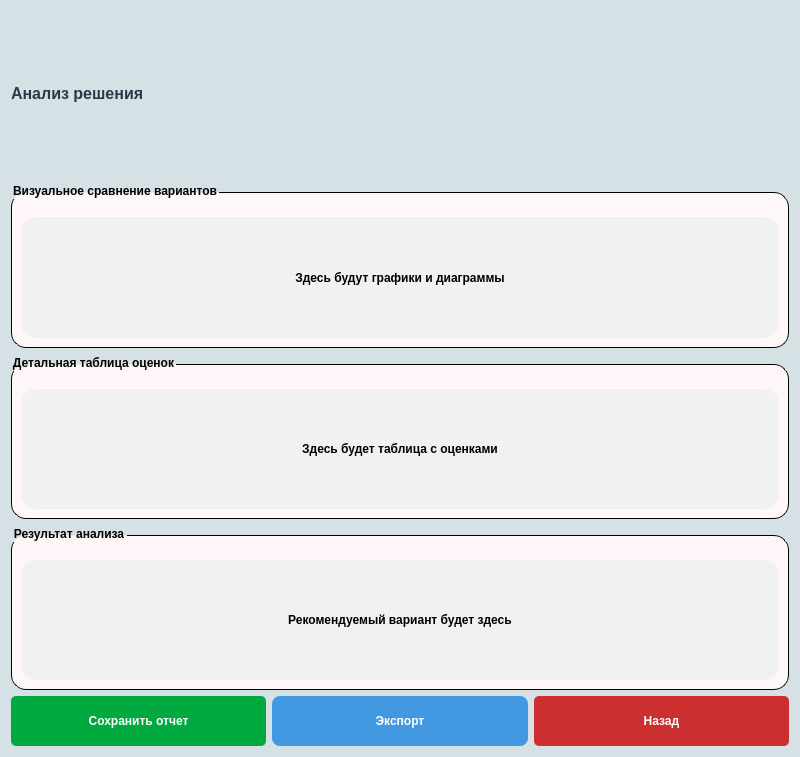
Old version of the form ui/analysis_window.ui in the repository 27Kokos/testPythonIS.
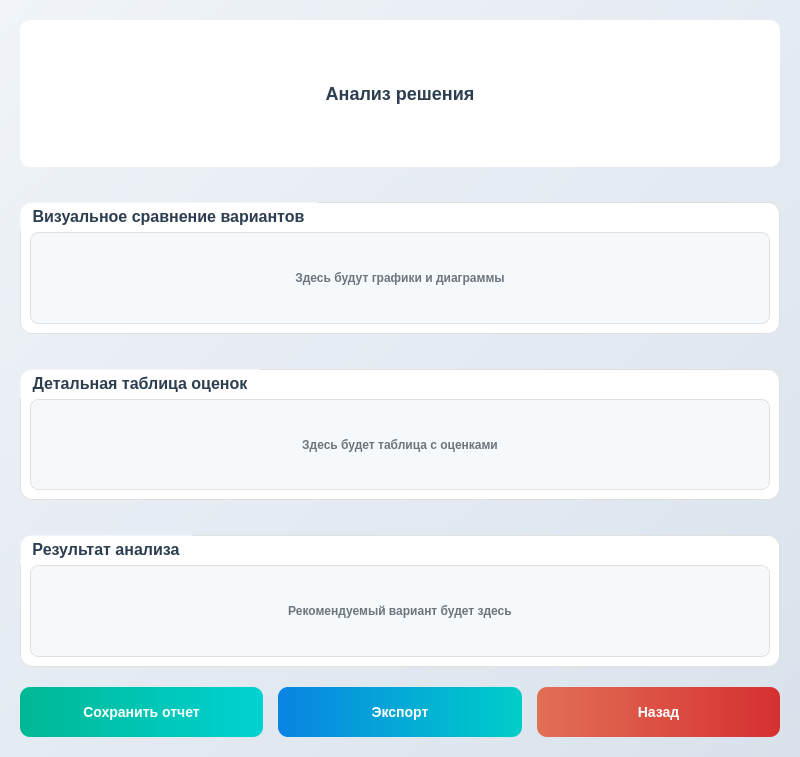
New version of the form.

Patch:
```diff
--- a/ui/analysis_window.ui
+++ b/ui/analysis_window.ui
@@ -15,62 +15,104 @@
   </property>
   <property name="styleSheet">
    <string notr="true">QDialog {
- background-color: rgb(214, 225, 229);;
+    background-color: qlineargradient(spread:pad, x1:0, y1:0, x2:1, y2:1, stop:0 #f0f4f8, stop:1 #d9e2ec);
     font-family: 'Segoe UI', Arial, sans-serif;
+    color: #2c3e50;
 }
 QLabel {
-    color: #2d3748;
+    color: #2c3e50;
     font-weight: 500;
 }
 QGroupBox {
-    font-weight: bold;
-    border: 2px solid #e2e8f0;
-    border-radius: 8px;
-    margin-top: 10px;
-    padding-top: 15px;
+    background-color: #ffffff;
+    font-weight: 600;
+    font-size: 16px;
+    border: 1px solid #e0e0e0;
+    border-radius: 12px;
+    margin-top: 15px;
+    padding-top: 20px;
+    box-shadow: 0px 2px 8px rgba(0, 0, 0, 0.05);
+}
+QGroupBox::title {
+    color: #2c3e50;
+    padding: 5px 10px;
 }
 QPushButton {
-    background-color: #4299e1;
+    background-color: qlineargradient(spread:pad, x1:0, y1:0, x2:1, y2:0, stop:0 #00b894, stop:1 #00d2d3);
     color: white;
     border: none;
-    border-radius: 8px;
-    padding: 10px 20px;
-    font-weight: 500;
+    border-radius: 10px;
+    padding: 12px 24px;
+    font-weight: 600;
+    font-size: 14px;
 }
 QPushButton:hover {
-    background-color: #3182ce;
+    background-color: qlineargradient(spread:pad, x1:0, y1:0, x2:1, y2:0, stop:0 #01907a, stop:1 #00b3b4);
+}
+QPushButton:pressed {
+    background-color: qlineargradient(spread:pad, x1:0, y1:0, x2:1, y2:0, stop:0 #017f6a, stop:1 #009a9b);
+}
+QPushButton#exportBtn {
+    background-color: qlineargradient(spread:pad, x1:0, y1:0, x2:1, y2:0, stop:0 #0984e3, stop:1 #00cec9);
+}
+QPushButton#exportBtn:hover {
+    background-color: qlineargradient(spread:pad, x1:0, y1:0, x2:1, y2:0, stop:0 #0772c9, stop:1 #00b3b4);
+}
+QPushButton#exportBtn:pressed {
+    background-color: qlineargradient(spread:pad, x1:0, y1:0, x2:1, y2:0, stop:0 #065fb0, stop:1 #009a9b);
+}
+QPushButton#backBtn {
+    background-color: qlineargradient(spread:pad, x1:0, y1:0, x2:1, y2:0, stop:0 #e17055, stop:1 #d63031);
+}
+QPushButton#backBtn:hover {
+    background-color: qlineargradient(spread:pad, x1:0, y1:0, x2:1, y2:0, stop:0 #c75c47, stop:1 #b71c1c);
+}
+QPushButton#backBtn:pressed {
+    background-color: qlineargradient(spread:pad, x1:0, y1:0, x2:1, y2:0, stop:0 #af503f, stop:1 #9e0f0f);
 }</string>
   </property>
   <layout class="QVBoxLayout" name="mainLayout">
+   <property name="spacing">
+    <number>20</number>
+   </property>
+   <property name="leftMargin">
+    <number>20</number>
+   </property>
+   <property name="topMargin">
+    <number>20</number>
+   </property>
+   <property name="rightMargin">
+    <number>20</number>
+   </property>
+   <property name="bottomMargin">
+    <number>20</number>
+   </property>
    <item>
     <widget class="QLabel" name="titleLabel">
      <property name="styleSheet">
-      <string notr="true">font-size: 16px; font-weight: bold;</string>
+      <string notr="true">font-size: 18px; font-weight: bold; color: #2c3e50; background-color: #ffffff; border-radius: 10px; padding: 12px; box-shadow: 0px 2px 8px rgba(0, 0, 0, 0.05);</string>
      </property>
      <property name="text">
       <string>Анализ решения</string>
      </property>
+     <property name="alignment">
+      <set>Qt::AlignCenter</set>
+     </property>
     </widget>
    </item>
    <item>
     <widget class="QGroupBox" name="visualGroup">
-     <property name="styleSheet">
-      <string notr="true">background: #FFF7F7;
-border: 1px solid #000000;
-border-radius: 15px;
-color:black;</string>
-     </property>
      <property name="title">
       <string>Визуальное сравнение вариантов</string>
      </property>
      <layout class="QVBoxLayout" name="visualLayout">
+      <property name="spacing">
+       <number>15</number>
+      </property>
       <item>
        <widget class="QLabel" name="placeholderLabel">
         <property name="styleSheet">
-         <string notr="true">border:none;
-color:black;
-background-color: rgb(241, 241, 241);
-</string>
+         <string notr="true">border: 1px solid #e0e0e0; border-radius: 8px; color: #6c757d; background-color: #f6f9fc; padding: 20px; box-shadow: 0px 2px 8px rgba(0, 0, 0, 0.05);</string>
         </property>
         <property name="text">
          <string>Здесь будут графики и диаграммы</string>
@@ -85,22 +127,17 @@
    </item>
    <item>
     <widget class="QGroupBox" name="tableGroup">
-     <property name="styleSheet">
-      <string notr="true">background: #FFF7F7;
-border: 1px solid #000000;
-border-radius: 15px;
-color:black;</string>
-     </property>
      <property name="title">
       <string>Детальная таблица оценок</string>
      </property>
      <layout class="QVBoxLayout" name="tableLayout">
+      <property name="spacing">
+       <number>15</number>
+      </property>
       <item>
        <widget class="QLabel" name="tablePlaceholder">
         <property name="styleSheet">
-         <string notr="true">border:none;
-color:black;
-background-color: rgb(241, 241, 241);</string>
+         <string notr="true">border: 1px solid #e0e0e0; border-radius: 8px; color: #6c757d; background-color: #f6f9fc; padding: 20px; box-shadow: 0px 2px 8px rgba(0, 0, 0, 0.05);</string>
         </property>
         <property name="text">
          <string>Здесь будет таблица с оценками</string>
@@ -115,22 +152,17 @@
    </item>
    <item>
     <widget class="QGroupBox" name="resultGroup">
-     <property name="styleSheet">
-      <string notr="true">background: #FFF7F7;
-border: 1px solid #000000;
-border-radius: 15px;
-color:black;</string>
-     </property>
      <property name="title">
       <string>Результат анализа</string>
      </property>
      <layout class="QVBoxLayout" name="resultLayout">
+      <property name="spacing">
+       <number>15</number>
+      </property>
       <item>
        <widget class="QLabel" name="resultLabel">
         <property name="styleSheet">
-         <string notr="true">border:none;
-color:black;
-background-color: rgb(241, 241, 241);</string>
+         <string notr="true">border: 1px solid #e0e0e0; border-radius: 8px; color: #6c757d; background-color: #f6f9fc; padding: 20px; box-shadow: 0px 2px 8px rgba(0, 0, 0, 0.05);</string>
         </property>
         <property name="text">
          <string>Рекомендуемый вариант будет здесь</string>
@@ -145,6 +177,9 @@
    </item>
    <item>
     <layout class="QHBoxLayout" name="buttonsLayout">
+     <property name="spacing">
+      <number>15</number>
+     </property>
      <item>
       <widget class="QPushButton" name="saveReportBtn">
        <property name="minimumSize">
@@ -156,16 +191,6 @@
        <property name="cursor">
         <cursorShape>PointingHandCursor</cursorShape>
        </property>
-       <property name="styleSheet">
-        <string notr="true">QPushButton{
-background-color: rgb(0, 168, 64);
-border:none;
-border-radius:5px;
-}
-QPushButton:hover{
-background-color: rgb(98, 216, 24);
-}</string>
-       </property>
        <property name="text">
         <string>Сохранить отчет</string>
        </property>
@@ -182,11 +207,6 @@
        <property name="cursor">
         <cursorShape>PointingHandCursor</cursorShape>
        </property>
-       <property name="styleSheet">
-        <string notr="true">QBtn{
-
-}</string>
-       </property>
        <property name="text">
         <string>Экспорт</string>
        </property>
@@ -203,17 +223,6 @@
        <property name="cursor">
         <cursorShape>PointingHandCursor</cursorShape>
        </property>
-       <property name="styleSheet">
-        <string notr="true">QPushButton{
-background-color: #CB2F30;
-border:none;
-border-radius:5px;
-}
-QPushButton:hover{
-background-color: rgb(255, 22, 1);
-}
-</string>
-       </property>
        <property name="text">
         <string>Назад</string>
        </property>
```
